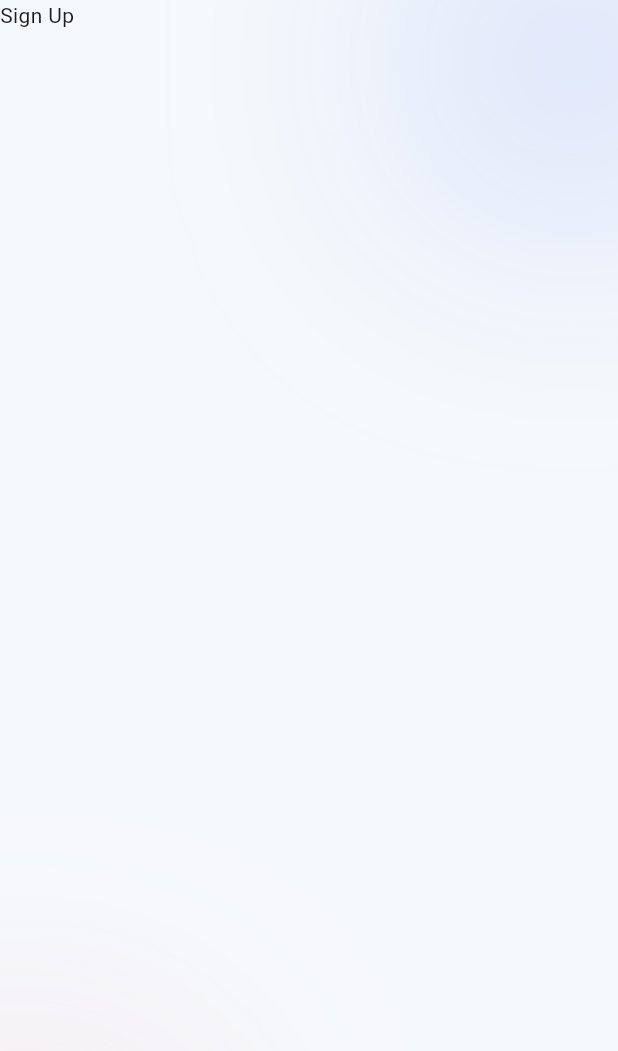
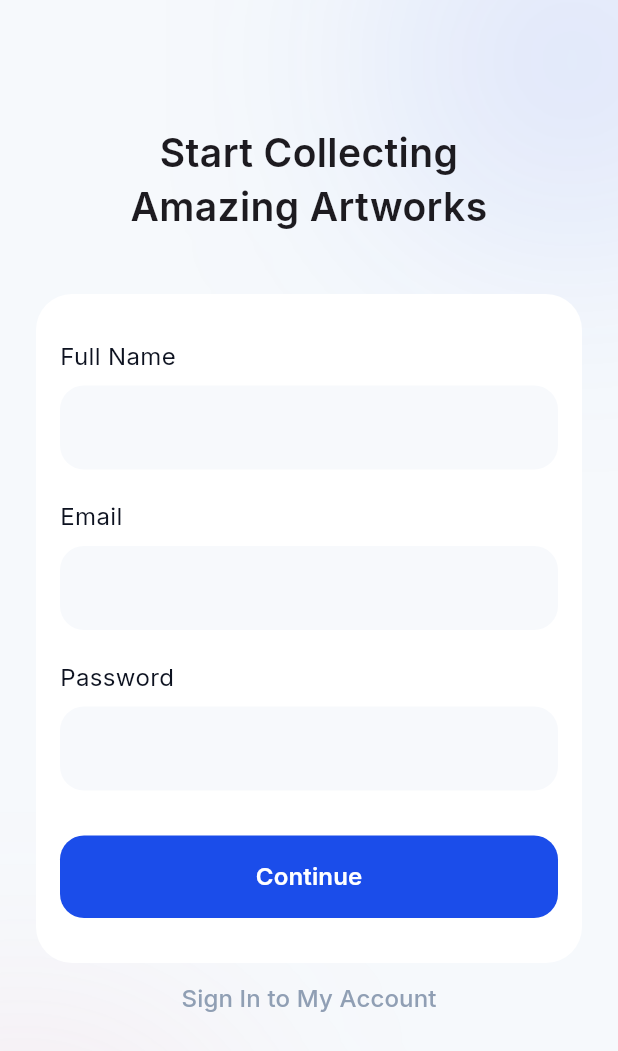
Before and after one commit to mhdiorevansa/nft_market, a Flutter app: the PageWidget screen opened directly, after a tap on "Getting Started", on a phone screen of 412 x 824 dp. Shown: the top 1051 px of the screen. Run offline on Flutter 3.47's test engine with Material 3 defaults, Android fonts, the light colour scheme and no system bars; our stand-ins replace gap, google_fonts.

Commit message:
sign up page

```diff
--- a/lib/presentation/pages/sign_up_page.dart
+++ b/lib/presentation/pages/sign_up_page.dart
@@ -1,11 +1,75 @@
 import 'package:flutter/material.dart';
+import 'package:google_fonts/google_fonts.dart';
+import 'package:nft_market/presentation/widgets/button_widget.dart';
+import 'package:nft_market/presentation/widgets/input_widget.dart';
 import 'package:nft_market/presentation/widgets/page_widget.dart';
+import 'package:gap/gap.dart';
 
 class SignUpPage extends StatelessWidget {
   const SignUpPage({super.key});
 
   @override
   Widget build(BuildContext context) {
-    return PageWidget(child: Text("Sign Up"));
+    return PageWidget(
+      child: SingleChildScrollView(
+        padding: const EdgeInsets.all(24),
+        child: Column(
+          mainAxisAlignment: MainAxisAlignment.spaceBetween,
+          children: [
+            _body(),
+            TextButton(
+              onPressed: () {},
+              child: Text(
+                'Sign In to My Account',
+                style: GoogleFonts.inter(
+                  color: Color(0xFF909FB4),
+                  fontSize: 16,
+                ),
+              ),
+            ),
+          ],
+        ),
+      ),
+    );
+  }
+
+  SingleChildScrollView _body() {
+    return SingleChildScrollView(
+      child: Column(
+        children: [
+          Gap(60),
+          Text(
+            'Start Collecting\nAmazing Artworks',
+            textAlign: TextAlign.center,
+            style: GoogleFonts.inter(
+              fontSize: 26,
+              fontWeight: FontWeight.w600,
+              height: 36 / 26,
+            ),
+          ),
+          Gap(40),
+          Container(
+            padding: EdgeInsets.symmetric(horizontal: 16, vertical: 30),
+            decoration: BoxDecoration(
+              color: Colors.white,
+              borderRadius: BorderRadius.circular(24),
+            ),
+            child: Column(
+              children: [
+                InputWidget(lable: 'Full Name'),
+                InputWidget(lable: 'Email'),
+                InputWidget(lable: 'Password', isPassword: true),
+                Gap(10),
+                ButtonWidget(
+                  text: 'Continue',
+                  onPressed: () {},
+                  isFullWidth: true,
+                ),
+              ],
+            ),
+          ),
+        ],
+      ),
+    );
   }
 }
--- a/lib/presentation/widgets/button_widget.dart
+++ b/lib/presentation/widgets/button_widget.dart
@@ -5,13 +5,20 @@ import 'package:nft_market/constant/color_constant.dart';
 class ButtonWidget extends StatelessWidget {
   final String text;
   final VoidCallback onPressed;
-  const ButtonWidget({super.key, required this.text, required this.onPressed});
+  final bool isFullWidth;
+  const ButtonWidget({
+    super.key,
+    required this.text,
+    required this.onPressed,
+    this.isFullWidth = false,
+  });
 
   @override
   Widget build(BuildContext context) {
     return TextButton(
       onPressed: onPressed,
       style: TextButton.styleFrom(
+        minimumSize: isFullWidth ? Size.fromHeight(51) : null,
         backgroundColor: ColorConstant.primary,
         foregroundColor: Colors.white,
         padding: EdgeInsets.symmetric(horizontal: 30, vertical: 16),
--- /dev/null
+++ b/lib/presentation/widgets/input_widget.dart
@@ -0,0 +1,46 @@
+import 'package:flutter/material.dart';
+import 'package:gap/gap.dart';
+import 'package:google_fonts/google_fonts.dart';
+import 'package:nft_market/constant/color_constant.dart';
+
+class InputWidget extends StatelessWidget {
+  final String lable;
+  final bool isPassword;
+  const InputWidget({super.key, required this.lable, this.isPassword = false});
+
+  @override
+  Widget build(BuildContext context) {
+    return Column(
+      crossAxisAlignment: CrossAxisAlignment.start,
+      children: [
+        Text(
+          lable,
+          style: GoogleFonts.inter(fontSize: 16, color: Color(0xFF0D1220)),
+        ),
+        Gap(8),
+        TextField(
+          style: GoogleFonts.inter(
+            fontWeight: FontWeight.w500,
+            fontSize: 16,
+            color: Color(0xFF0D1220),
+          ),
+          obscureText: isPassword,
+          decoration: InputDecoration(
+            fillColor: Color(0xFFF7F9FC),
+            filled: true,
+            enabledBorder: OutlineInputBorder(
+              borderRadius: BorderRadius.circular(16),
+              borderSide: BorderSide(color: Colors.transparent),
+            ),
+            focusedBorder: OutlineInputBorder(
+              borderRadius: BorderRadius.circular(16),
+              borderSide: BorderSide(color: ColorConstant.primary),
+            ),
+          ),
+          cursorColor: Color(0xFF0D1220),
+        ),
+        Gap(20),
+      ],
+    );
+  }
+}
```
